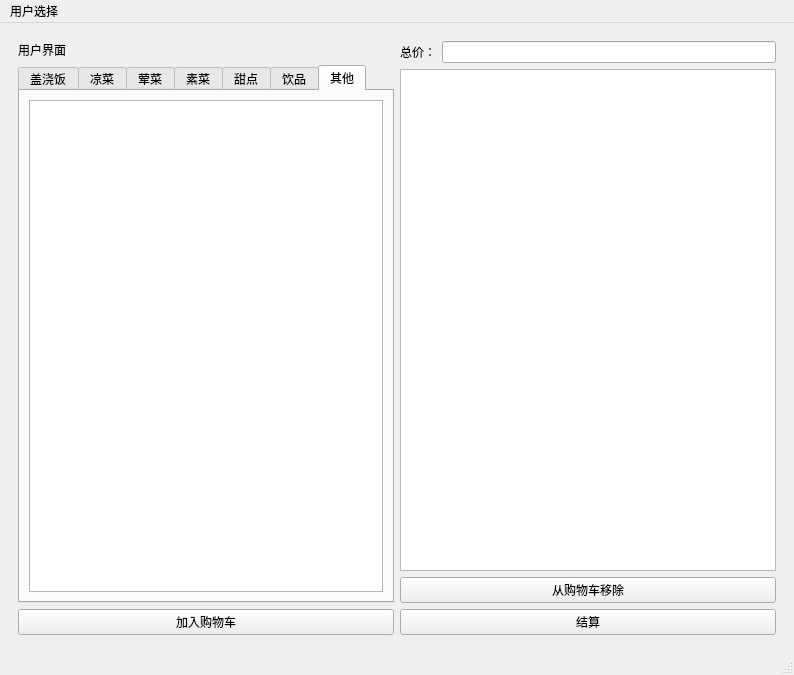
Zyf-de-github/canteen_ordering, file canteen_ordering/mainwindow.ui: the form before one commit.
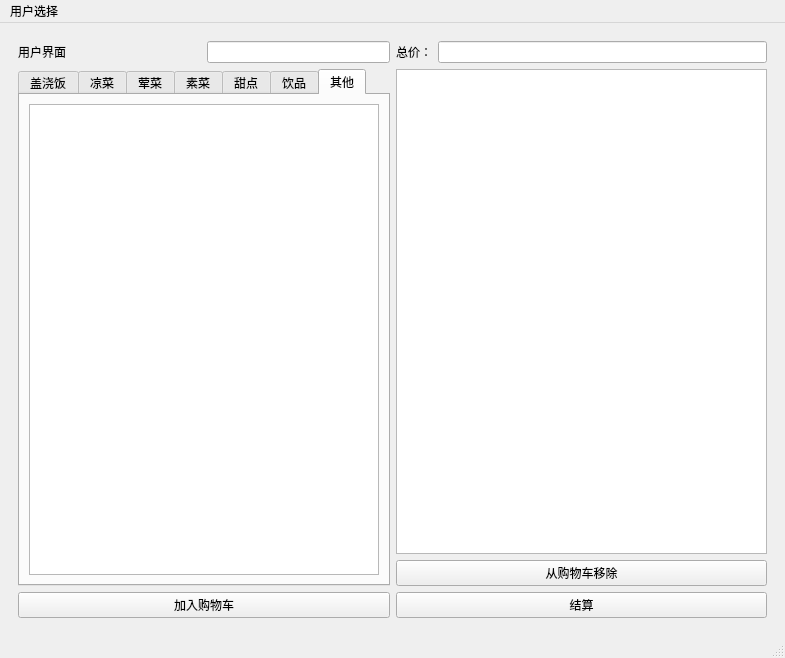
The form after the commit. The open tabs and pages were chosen to show the change.

Commit message: 添加付款界面

```diff
--- a/canteen_ordering/mainwindow.ui
+++ b/canteen_ordering/mainwindow.ui
@@ -6,8 +6,8 @@
    <rect>
     <x>0</x>
     <y>0</y>
-    <width>794</width>
-    <height>675</height>
+    <width>785</width>
+    <height>658</height>
    </rect>
   </property>
   <property name="windowTitle">
@@ -25,11 +25,35 @@
         <item>
          <layout class="QVBoxLayout" name="verticalLayout_2">
           <item>
-           <widget class="QLabel" name="label_2">
-            <property name="text">
-             <string>用户界面</string>
-            </property>
-           </widget>
+           <layout class="QHBoxLayout" name="horizontalLayout_8" stretch="1,1,2">
+            <item>
+             <widget class="QLabel" name="label_2">
+              <property name="text">
+               <string>用户界面</string>
+              </property>
+             </widget>
+            </item>
+            <item>
+             <spacer name="horizontalSpacer_3">
+              <property name="orientation">
+               <enum>Qt::Orientation::Horizontal</enum>
+              </property>
+              <property name="sizeHint" stdset="0">
+               <size>
+                <width>40</width>
+                <height>20</height>
+               </size>
+              </property>
+             </spacer>
+            </item>
+            <item>
+             <widget class="QLineEdit" name="lineEdit_4">
+              <property name="readOnly">
+               <bool>true</bool>
+              </property>
+             </widget>
+            </item>
+           </layout>
           </item>
           <item>
            <widget class="QTabWidget" name="tabWidget">
@@ -138,7 +162,11 @@
              </widget>
             </item>
             <item>
-             <widget class="QLineEdit" name="lineEdit"/>
+             <widget class="QLineEdit" name="lineEdit">
+              <property name="readOnly">
+               <bool>true</bool>
+              </property>
+             </widget>
             </item>
            </layout>
           </item>
@@ -401,7 +429,7 @@
     <rect>
      <x>0</x>
      <y>0</y>
-     <width>794</width>
+     <width>785</width>
      <height>21</height>
     </rect>
    </property>
```
Left out of the diff: 14 changed lines with no effect on the pictures. The commit also changes 6 other files.
